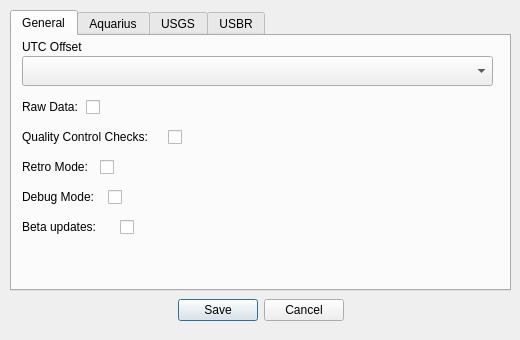
Old version of the form ui/winOptions.ui in the repository S31F3R/DataDoctor.
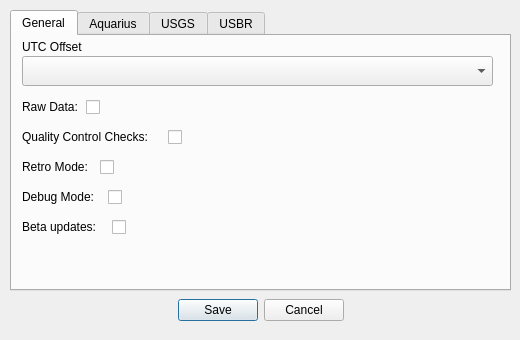
New version of the form. Icons and pictures are not drawn.

Commit message: Adjusted ui for beta updats option and checkbox

The edit to the form file:
```diff
--- a/ui/winOptions.ui
+++ b/ui/winOptions.ui
@@ -198,7 +198,7 @@
     <widget class="QCheckBox" name="chkbBetaUpdates">
      <property name="geometry">
       <rect>
-       <x>108</x>
+       <x>100</x>
        <y>180</y>
        <width>21</width>
        <height>22</height>
```
Left out of the diff: 6 changed lines with no effect on the pictures. The commit also changes 1 other file.
